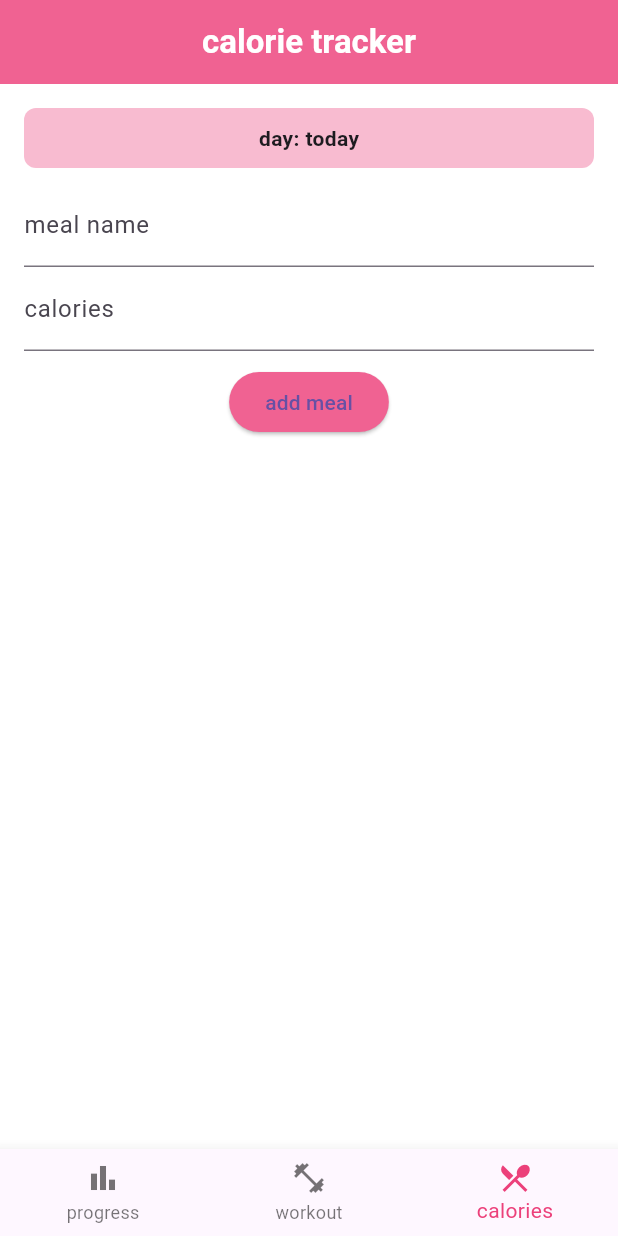
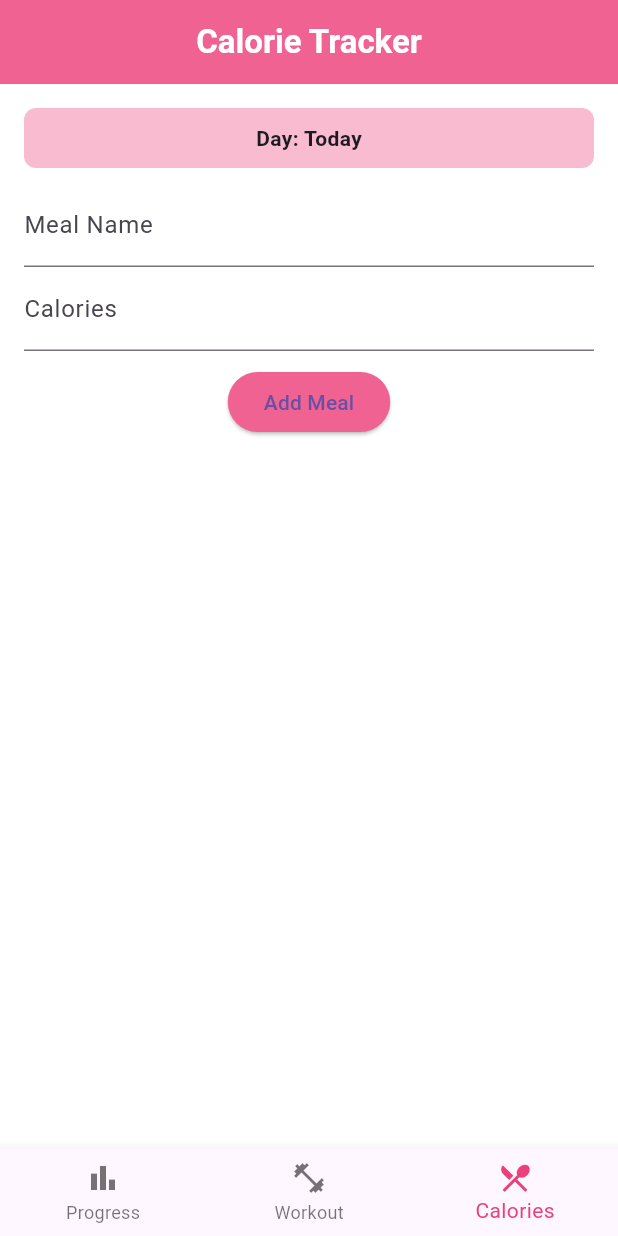
Before and after one commit to adityanair777/Fitness-Tracker-App, a Flutter app: the screen it shows after launch, item 3 of the bottom bar chosen, on a phone screen of 412 x 824 dp. Run offline on Flutter 3.47's test engine with Material 3 defaults, Android fonts, the phone set to English and light mode, and no system bars; our stand-ins replace fl_chart, sqflite; accounts and stored records are empty.

Commit message:
milestone 2 is done, my part is completed here i integrated dqlite and the tracker dynamically

```diff
--- /dev/null
+++ b/lib/data/db_helper.dart
@@ -0,0 +1,51 @@
+import 'package:sqflite/sqflite.dart';
+import 'package:path/path.dart';
+
+class DBHelper {
+  static Database? _db;
+  static const _dbName = 'fitness_app.db';
+  static const workoutTable = 'workouts';
+  static const mealTable = 'meals';
+
+  static Future<Database> _open() async {
+    if (_db != null) return _db!;
+    final path = join(await getDatabasesPath(), _dbName);
+    _db = await openDatabase(
+      path,
+      version: 1,
+      onCreate: (db, _) async {
+        await db.execute('''
+          CREATE TABLE $workoutTable(
+            id INTEGER PRIMARY KEY AUTOINCREMENT,
+            exercise TEXT,
+            duration TEXT,
+            reps TEXT
+          );
+        ''');
+        await db.execute('''
+          CREATE TABLE $mealTable(
+            id INTEGER PRIMARY KEY AUTOINCREMENT,
+            food TEXT,
+            calories TEXT
+          );
+        ''');
+      },
+    );
+    return _db!;
+  }
+
+  static Future<int> insert(String table, Map<String, dynamic> data) async {
+    final db = await _open();
+    return db.insert(table, data);
+  }
+
+  static Future<List<Map<String, dynamic>>> all(String table) async {
+    final db = await _open();
+    return db.query(table, orderBy: 'id DESC');
+  }
+
+  static Future<int> delete(String table, int id) async {
+    final db = await _open();
+    return db.delete(table, where: 'id = ?', whereArgs: [id]);
+  }
+}
--- a/lib/main.dart
+++ b/lib/main.dart
@@ -15,7 +15,6 @@ class FitnessApp extends StatefulWidget {
 class _FitnessAppState extends State<FitnessApp> {
   int _index = 0;
 
-  // pages in bottom nav order: progress, workout, calories
   final List<Widget> _pages = [
     ProgressScreen(),
     WorkoutLogScreen(),
@@ -26,20 +25,17 @@ class _FitnessAppState extends State<FitnessApp> {
   Widget build(BuildContext context) {
     return MaterialApp(
       debugShowCheckedModeBanner: false,
-      title: 'fitness tracker',
+      title: 'Fitness Tracker',
       home: Scaffold(
         appBar: AppBar(
           backgroundColor: Colors.pink[300],
           title: Text(
             _index == 0
-                ? 'progress tracker'
+                ? 'Progress Tracker'
                 : _index == 1
-                    ? 'workout log'
-                    : 'calorie tracker',
-            style: const TextStyle(
-              color: Colors.white,
-              fontWeight: FontWeight.bold,
-            ),
+                    ? 'Workout Log'
+                    : 'Calorie Tracker',
+            style: const TextStyle(color: Colors.white, fontWeight: FontWeight.bold),
           ),
           centerTitle: true,
         ),
@@ -49,18 +45,9 @@ class _FitnessAppState extends State<FitnessApp> {
           onTap: (i) => setState(() => _index = i),
           selectedItemColor: Colors.pink[400],
           items: const [
-            BottomNavigationBarItem(
-              icon: Icon(Icons.bar_chart),
-              label: 'progress',
-            ),
-            BottomNavigationBarItem(
-              icon: Icon(Icons.fitness_center),
-              label: 'workout',
-            ),
-            BottomNavigationBarItem(
-              icon: Icon(Icons.local_dining),
-              label: 'calories',
-            ),
+            BottomNavigationBarItem(icon: Icon(Icons.bar_chart), label: 'Progress'),
+            BottomNavigationBarItem(icon: Icon(Icons.fitness_center), label: 'Workout'),
+            BottomNavigationBarItem(icon: Icon(Icons.local_dining), label: 'Calories'),
           ],
         ),
       ),
--- a/lib/screens/calorie_tracker_screen.dart
+++ b/lib/screens/calorie_tracker_screen.dart
@@ -1,4 +1,5 @@
 import 'package:flutter/material.dart';
+import '../data/db_helper.dart';
 
 class CalorieTrackerScreen extends StatefulWidget {
   @override
@@ -9,19 +10,34 @@ class _CalorieTrackerScreenState extends State<CalorieTrackerScreen> {
   final foodCtrl = TextEditingController();
   final calCtrl = TextEditingController();
 
-  // temp list for milestone 1
-  final List<Map<String, String>> _meals = [];
+  List<Map<String, dynamic>> _meals = [];
 
-  void addMeal() {
-    if (foodCtrl.text.isEmpty || calCtrl.text.isEmpty) return;
-    setState(() {
-      _meals.add({'food': foodCtrl.text, 'cal': calCtrl.text});
-      foodCtrl.clear();
-      calCtrl.clear();
-    });
+  @override
+  void initState() {
+    super.initState();
+    _load();
   }
 
-  void remove(int i) => setState(() => _meals.removeAt(i));
+  Future<void> _load() async {
+    final data = await DBHelper.all(DBHelper.mealTable);
+    setState(() => _meals = data);
+  }
+
+  Future<void> _add() async {
+    if (foodCtrl.text.isEmpty || calCtrl.text.isEmpty) return;
+    await DBHelper.insert(DBHelper.mealTable, {
+      'food': foodCtrl.text,
+      'calories': calCtrl.text,
+    });
+    foodCtrl.clear();
+    calCtrl.clear();
+    await _load();
+  }
+
+  Future<void> _remove(int id) async {
+    await DBHelper.delete(DBHelper.mealTable, id);
+    await _load();
+  }
 
   @override
   Widget build(BuildContext context) {
@@ -30,7 +46,6 @@ class _CalorieTrackerScreenState extends State<CalorieTrackerScreen> {
       padding: const EdgeInsets.all(16),
       child: Column(
         children: [
-          // pink "day" box to match your wireframe
           Container(
             padding: const EdgeInsets.all(10),
             decoration: BoxDecoration(
@@ -38,31 +53,19 @@ class _CalorieTrackerScreenState extends State<CalorieTrackerScreen> {
               borderRadius: BorderRadius.circular(8),
             ),
             child: const Center(
-              child: Text(
-                'day: today',
-                style: TextStyle(fontWeight: FontWeight.bold),
-              ),
+              child: Text('Day: Today', style: TextStyle(fontWeight: FontWeight.bold)),
             ),
           ),
           const SizedBox(height: 10),
-
-          TextField(
-            controller: foodCtrl,
-            decoration: const InputDecoration(labelText: 'meal name'),
-          ),
-          TextField(
-            controller: calCtrl,
-            decoration: const InputDecoration(labelText: 'calories'),
-            keyboardType: TextInputType.number,
-          ),
+          TextField(controller: foodCtrl, decoration: const InputDecoration(labelText: 'Meal Name')),
+          TextField(controller: calCtrl, decoration: const InputDecoration(labelText: 'Calories'), keyboardType: TextInputType.number),
           const SizedBox(height: 10),
           ElevatedButton(
-            onPressed: addMeal,
+            onPressed: _add,
             style: ElevatedButton.styleFrom(backgroundColor: Colors.pink[300]),
-            child: const Text('add meal'),
+            child: const Text('Add Meal'),
           ),
           const SizedBox(height: 15),
-
           Expanded(
             child: ListView.builder(
               itemCount: _meals.length,
@@ -71,10 +74,10 @@ class _CalorieTrackerScreenState extends State<CalorieTrackerScreen> {
                 return Card(
                   child: ListTile(
                     title: Text(m['food'] ?? ''),
-                    subtitle: Text('${m['cal']} cal'),
+                    subtitle: Text('${m['calories']} cal'),
                     trailing: IconButton(
                       icon: const Icon(Icons.delete, color: Colors.red),
-                      onPressed: () => remove(i),
+                      onPressed: () => _remove(m['id'] as int),
                     ),
                   ),
                 );
--- a/pubspec.yaml
+++ b/pubspec.yaml
@@ -1,5 +1,5 @@
 name: fitness_tracker
-description: fitness tracker milestone 1
+description: fitness tracker app
 publish_to: "none"
 
 environment:
@@ -9,6 +9,8 @@ dependencies:
   flutter:
     sdk: flutter
   fl_chart: ^0.66.2
+  sqflite: ^2.3.0
+  path: ^1.8.3
 
 dev_dependencies:
   flutter_test:
```
Also changed, not shown: analysis_options.yaml (added, +28 -0 lines), lib/screens/progress_screen.dart (+47 -25 lines), lib/screens/workout_log_screen.dart (+30 -30 lines), pubspec.lock (added), 125 other files.
